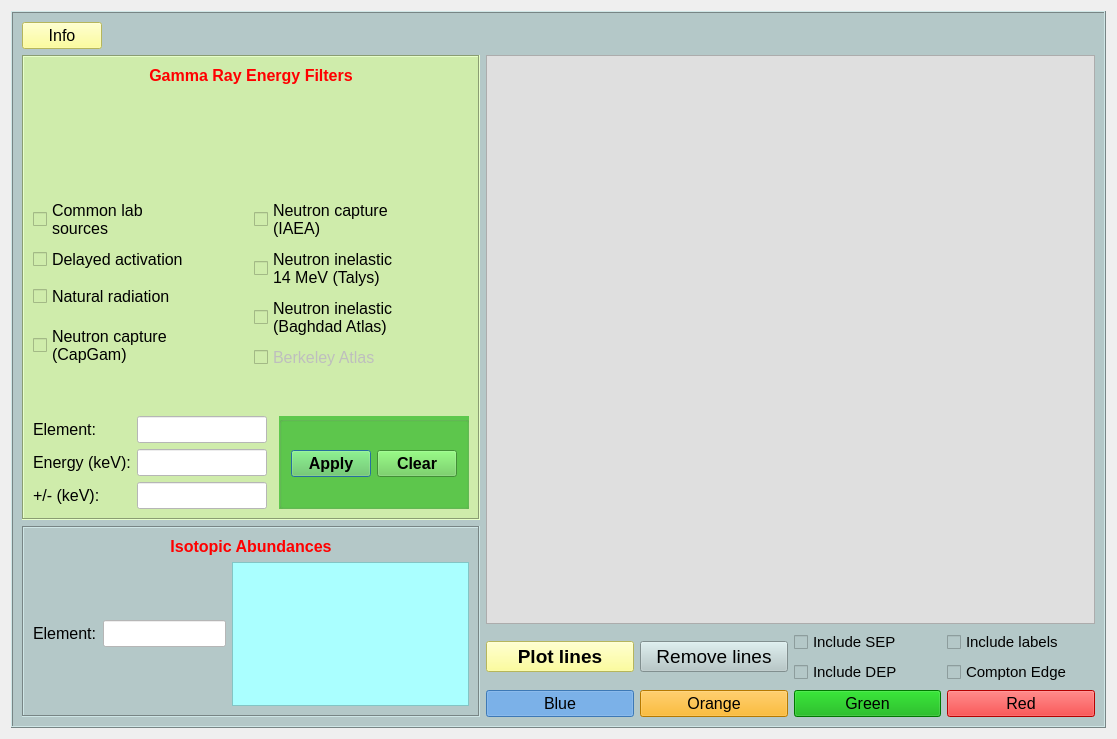
Qt form nasagamma/win_isot_id.ui (mauricioAyllon/NASA-gamma) before a commit.
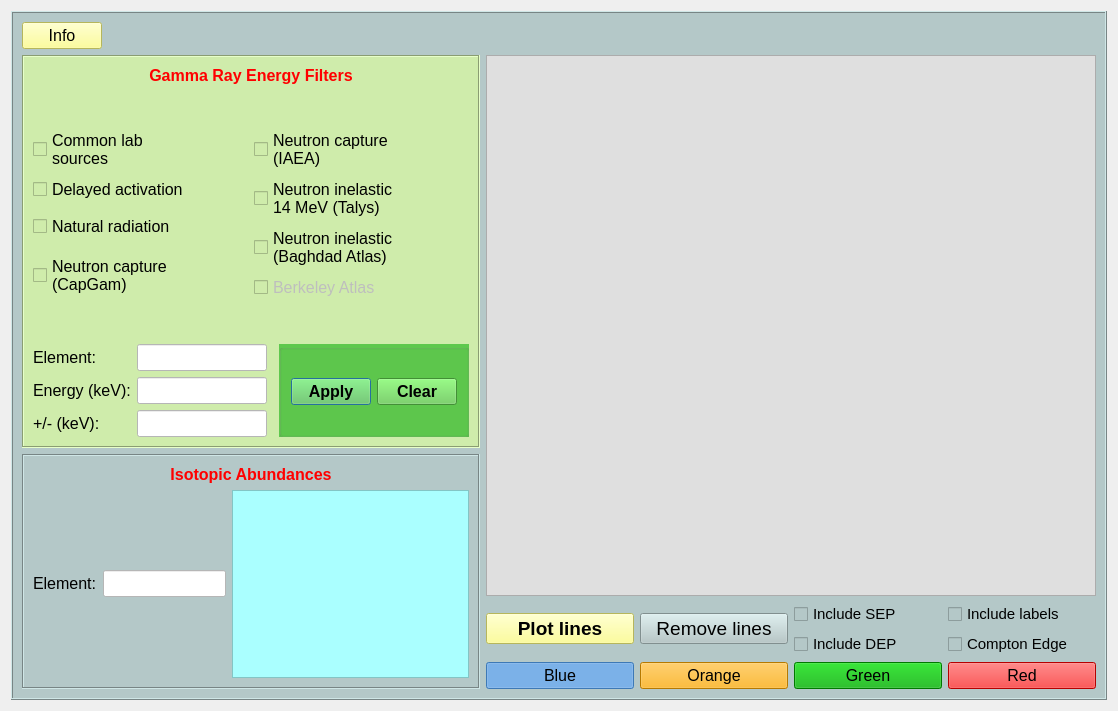
The same form after that commit.

Commit message: Changed size policy to better fit windows

Patch:
```diff
--- a/nasagamma/win_isot_id.ui
+++ b/nasagamma/win_isot_id.ui
@@ -6,8 +6,8 @@
    <rect>
     <x>0</x>
     <y>0</y>
-    <width>1117</width>
-    <height>739</height>
+    <width>1118</width>
+    <height>711</height>
    </rect>
   </property>
   <property name="windowTitle">
@@ -16,6 +16,12 @@
   <layout class="QGridLayout" name="gridLayout">
    <item row="0" column="0">
     <widget class="QFrame" name="frame">
+     <property name="sizePolicy">
+      <sizepolicy hsizetype="Preferred" vsizetype="Preferred">
+       <horstretch>0</horstretch>
+       <verstretch>0</verstretch>
+      </sizepolicy>
+     </property>
      <property name="styleSheet">
       <string notr="true">background-color: rgb(180, 200, 200);</string>
      </property>
@@ -30,8 +36,8 @@
        <widget class="QFrame" name="frame_3">
         <property name="maximumSize">
          <size>
-          <width>16777215</width>
-          <height>191</height>
+          <width>590</width>
+          <height>16777215</height>
          </size>
         </property>
         <property name="frameShape">
@@ -154,10 +160,13 @@
       <item row="1" column="3" rowspan="2">
        <layout class="QGridLayout" name="gridLayout_6">
         <property name="sizeConstraint">
-         <enum>QLayout::SetFixedSize</enum>
+         <enum>QLayout::SetNoConstraint</enum>
         </property>
         <item row="1" column="0">
          <layout class="QGridLayout" name="gridLayout_5">
+          <property name="sizeConstraint">
+           <enum>QLayout::SetNoConstraint</enum>
+          </property>
           <item row="3" column="3">
            <widget class="QPushButton" name="button_red">
             <property name="font">
@@ -381,9 +390,15 @@
         </item>
         <item row="0" column="0">
          <widget class="QScrollArea" name="scrollArea_gammas">
+          <property name="sizePolicy">
+           <sizepolicy hsizetype="Expanding" vsizetype="Expanding">
+            <horstretch>0</horstretch>
+            <verstretch>0</verstretch>
+           </sizepolicy>
+          </property>
           <property name="minimumSize">
            <size>
-            <width>450</width>
+            <width>300</width>
             <height>0</height>
            </size>
           </property>
@@ -408,8 +423,8 @@
             <rect>
              <x>0</x>
              <y>0</y>
-             <width>546</width>
-             <height>539</height>
+             <width>556</width>
+             <height>511</height>
             </rect>
            </property>
           </widget>
@@ -419,6 +434,12 @@
       </item>
       <item row="1" column="0" colspan="3">
        <widget class="QFrame" name="frame_2">
+        <property name="maximumSize">
+         <size>
+          <width>590</width>
+          <height>16777215</height>
+         </size>
+        </property>
         <property name="styleSheet">
          <string notr="true">background-color: rgb(207, 236, 171);</string>
         </property>
```
The commit also changes 2 other files.
